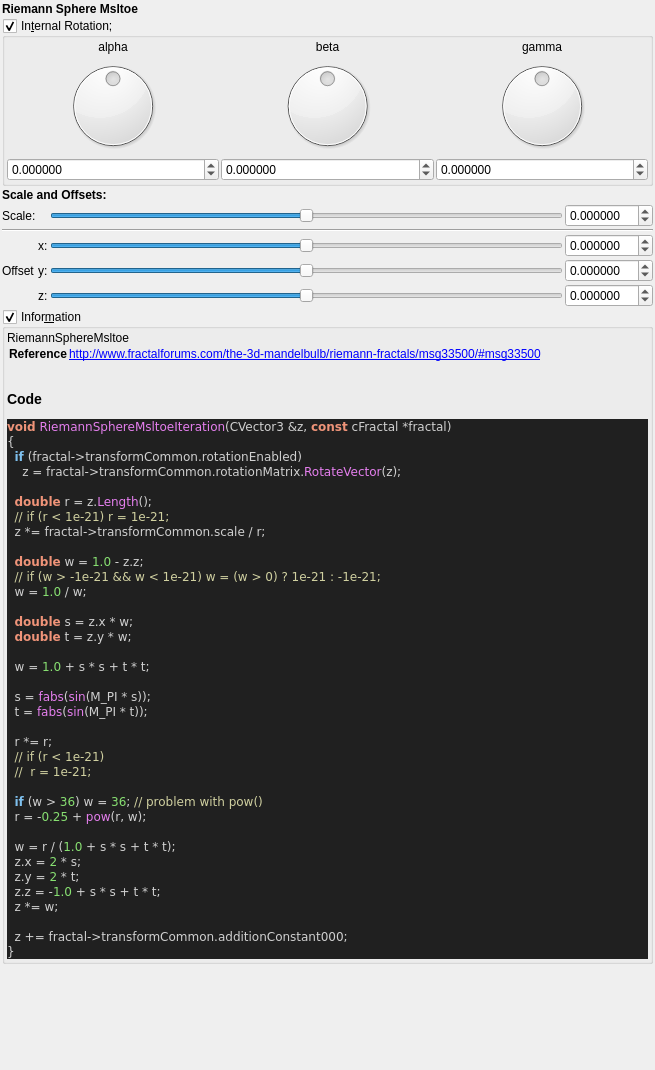
Old version of the form mandelbulber2/qt_data/fractal_riemann_sphere_msltoe.ui in the repository buddhi1980/mandelbulber2.
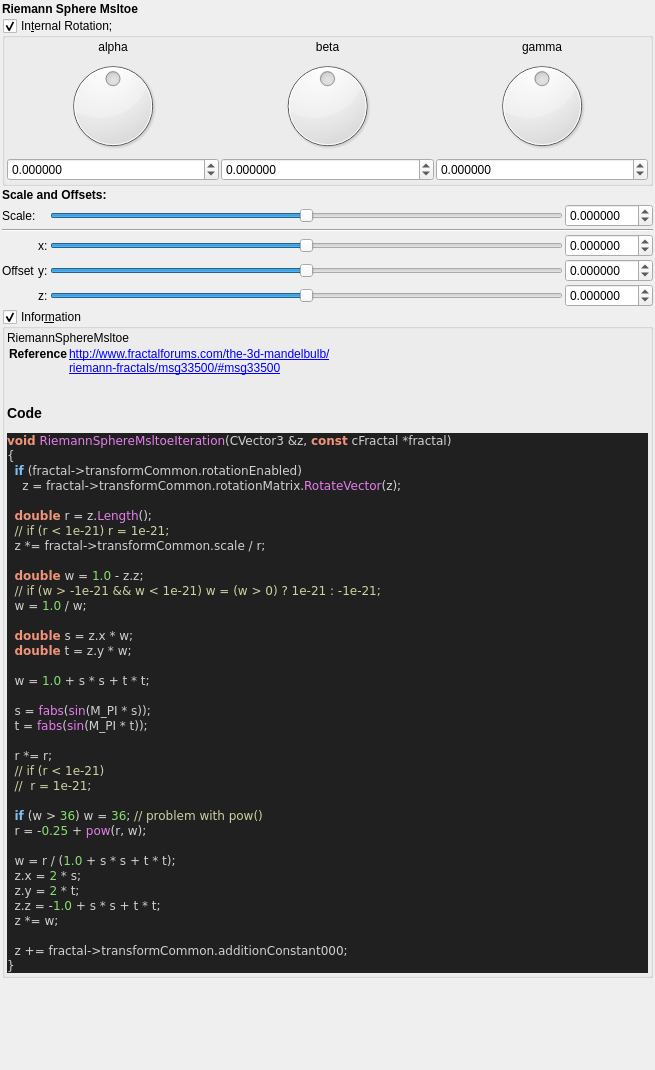
New version of the form. Custom widgets are drawn as their Qt base class.

```diff
--- a/mandelbulber2/qt_data/fractal_riemann_sphere_msltoe.ui
+++ b/mandelbulber2/qt_data/fractal_riemann_sphere_msltoe.ui
@@ -522,7 +522,8 @@
        <widget class="QLabel" name="label_code_content">
         <property name="text">
          <string>&lt;p&gt;RiemannSphereMsltoe&lt;/p&gt;&lt;table&gt;
-&lt;tr&gt;&lt;th&gt;Reference&lt;/th&gt;&lt;td&gt;&lt;a href=&quot;http://www.fractalforums.com/the-3d-mandelbulb/riemann-fractals/msg33500/#msg33500&quot;&gt;http://www.fractalforums.com/the-3d-mandelbulb/riemann-fractals/msg33500/#msg33500&lt;br&gt;
+&lt;tr&gt;&lt;th&gt;Reference&lt;/th&gt;&lt;td&gt;&lt;a href=&quot;http://www.fractalforums.com/the-3d-mandelbulb/&quot;&gt;http://www.fractalforums.com/the-3d-mandelbulb/&lt;br&gt;
+&lt;a href=&quot;riemann-fractals/msg33500/#msg33500&quot;&gt;riemann-fractals/msg33500/#msg33500&lt;br&gt;
 &lt;/td&gt;&lt;/tr&gt;
 &lt;/table&gt;
 &lt;h3&gt;Code&lt;/h3&gt;
```
